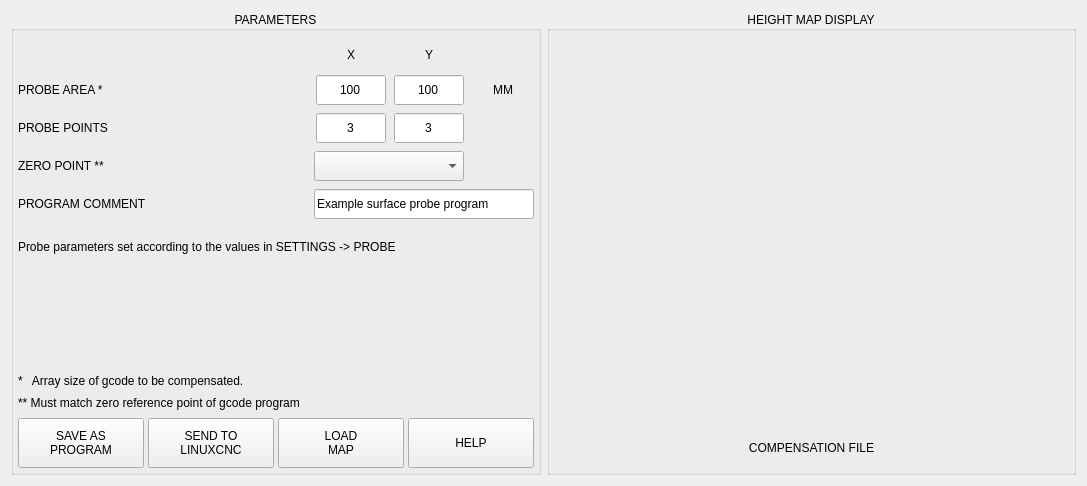
This is lib/zlevel.ui in persei802/QtDragon_hd as Qt 5 draws it before an edit. The edited form follows.
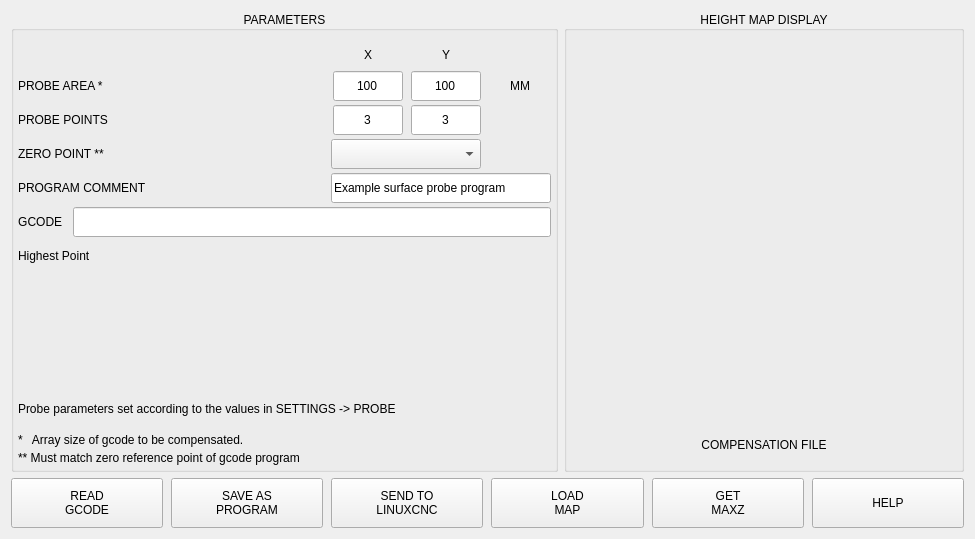
This is the edited form.

Commit message: added button to read travel area in ngc file for zlevel compensation utility

```diff
--- a/lib/zlevel.ui
+++ b/lib/zlevel.ui
@@ -6,8 +6,8 @@
    <rect>
     <x>0</x>
     <y>0</y>
-    <width>1087</width>
-    <height>486</height>
+    <width>975</width>
+    <height>539</height>
    </rect>
   </property>
   <property name="sizePolicy">
@@ -25,12 +25,17 @@
   <property name="windowTitle">
    <string>Form</string>
   </property>
+  <layout class="QVBoxLayout" name="verticalLayout_3">
+   <item>
   <layout class="QHBoxLayout" name="horizontalLayout_3">
+     <property name="spacing">
+      <number>6</number>
+     </property>
    <item>
     <widget class="QGroupBox" name="groupbox_parameters">
      <property name="minimumSize">
       <size>
-       <width>420</width>
+         <width>0</width>
        <height>0</height>
       </size>
      </property>
@@ -48,7 +53,7 @@
      </property>
      <layout class="QVBoxLayout" name="verticalLayout">
       <property name="spacing">
-       <number>8</number>
+         <number>4</number>
       </property>
       <property name="leftMargin">
        <number>4</number>
@@ -454,15 +459,75 @@
        </layout>
       </item>
       <item>
-       <widget class="QLabel" name="lbl_settings">
+         <layout class="QHBoxLayout" name="horizontalLayout_4">
+          <property name="spacing">
+           <number>4</number>
+          </property>
+          <property name="topMargin">
+           <number>0</number>
+          </property>
+          <item>
+           <widget class="QLabel" name="lbl_gcode_program">
         <property name="minimumSize">
          <size>
           <width>0</width>
-          <height>40</height>
-         </size>
-        </property>
+              <height>30</height>
+             </size>
+            </property>
+            <property name="maximumSize">
+             <size>
+              <width>16777215</width>
+              <height>30</height>
+             </size>
+            </property>
         <property name="text">
-         <string>Probe parameters set according to the values in SETTINGS -&gt; PROBE</string>
+             <string>GCODE  </string>
+            </property>
+            <property name="alignment">
+             <set>Qt::AlignCenter</set>
+            </property>
+           </widget>
+          </item>
+          <item>
+           <widget class="QLineEdit" name="lineEdit_gcode_program">
+            <property name="sizePolicy">
+             <sizepolicy hsizetype="Expanding" vsizetype="Preferred">
+              <horstretch>0</horstretch>
+              <verstretch>0</verstretch>
+             </sizepolicy>
+            </property>
+            <property name="minimumSize">
+             <size>
+              <width>0</width>
+              <height>30</height>
+             </size>
+            </property>
+            <property name="maximumSize">
+             <size>
+              <width>16777215</width>
+              <height>30</height>
+             </size>
+            </property>
+           </widget>
+          </item>
+         </layout>
+        </item>
+        <item>
+         <widget class="QLabel" name="lbl_highest">
+          <property name="minimumSize">
+           <size>
+            <width>0</width>
+            <height>30</height>
+           </size>
+          </property>
+          <property name="maximumSize">
+           <size>
+            <width>16777215</width>
+            <height>30</height>
+           </size>
+          </property>
+          <property name="text">
+           <string>Highest Point</string>
         </property>
        </widget>
       </item>
@@ -479,6 +544,19 @@
         </property>
        </spacer>
       </item>
+        <item>
+         <widget class="QLabel" name="lbl_settings">
+          <property name="minimumSize">
+           <size>
+            <width>0</width>
+            <height>40</height>
+           </size>
+          </property>
+          <property name="text">
+           <string>Probe parameters set according to the values in SETTINGS -&gt; PROBE</string>
+          </property>
+         </widget>
+        </item>
       <item>
        <widget class="QLabel" name="lbl_explain_area">
         <property name="text">
@@ -499,11 +577,124 @@
         </property>
        </widget>
       </item>
+       </layout>
+      </widget>
+     </item>
+     <item>
+      <widget class="QGroupBox" name="groupBox_preview">
+       <property name="minimumSize">
+        <size>
+         <width>400</width>
+         <height>0</height>
+        </size>
+       </property>
+       <property name="maximumSize">
+        <size>
+         <width>400</width>
+         <height>16777215</height>
+        </size>
+       </property>
+       <property name="title">
+        <string>HEIGHT MAP DISPLAY</string>
+       </property>
+       <property name="alignment">
+        <set>Qt::AlignCenter</set>
+       </property>
+       <layout class="QVBoxLayout" name="verticalLayout_2" stretch="1,0">
+        <property name="spacing">
+         <number>4</number>
+        </property>
+        <property name="leftMargin">
+         <number>4</number>
+        </property>
+        <property name="topMargin">
+         <number>12</number>
+        </property>
+        <property name="rightMargin">
+         <number>4</number>
+        </property>
+        <property name="bottomMargin">
+         <number>4</number>
+        </property>
+        <item>
+         <widget class="QLabel" name="lbl_height_map">
+          <property name="text">
+           <string/>
+          </property>
+          <property name="alignment">
+           <set>Qt::AlignCenter</set>
+          </property>
+         </widget>
+        </item>
+        <item>
+         <widget class="QLabel" name="lbl_comp_file">
+          <property name="minimumSize">
+           <size>
+            <width>0</width>
+            <height>40</height>
+           </size>
+          </property>
+          <property name="maximumSize">
+           <size>
+            <width>16777215</width>
+            <height>40</height>
+           </size>
+          </property>
+          <property name="text">
+           <string>COMPENSATION FILE</string>
+          </property>
+          <property name="alignment">
+           <set>Qt::AlignCenter</set>
+          </property>
+         </widget>
+        </item>
+       </layout>
+      </widget>
+     </item>
+    </layout>
+   </item>
+   <item>
+    <layout class="QHBoxLayout" name="layout_buttons">
+     <property name="spacing">
+      <number>4</number>
+     </property>
+     <property name="topMargin">
+      <number>0</number>
+     </property>
       <item>
        <layout class="QHBoxLayout" name="horizontalLayout_8">
         <property name="spacing">
-         <number>4</number>
-        </property>
+        <number>8</number>
+       </property>
+       <item>
+        <widget class="QPushButton" name="btn_read_gcode">
+         <property name="sizePolicy">
+          <sizepolicy hsizetype="Preferred" vsizetype="Fixed">
+           <horstretch>0</horstretch>
+           <verstretch>0</verstretch>
+          </sizepolicy>
+         </property>
+         <property name="minimumSize">
+          <size>
+           <width>0</width>
+           <height>50</height>
+          </size>
+         </property>
+         <property name="maximumSize">
+          <size>
+           <width>16777215</width>
+           <height>50</height>
+          </size>
+         </property>
+         <property name="toolTip">
+          <string>Read and parse gcode file to extract probe area</string>
+         </property>
+         <property name="text">
+          <string>READ
+GCODE</string>
+         </property>
+        </widget>
+       </item>
         <item>
          <widget class="QPushButton" name="btn_save_gcode">
           <property name="sizePolicy">
@@ -591,6 +782,35 @@
           </property>
          </widget>
         </item>
+       <item>
+        <widget class="QPushButton" name="btn_get_maxz">
+         <property name="sizePolicy">
+          <sizepolicy hsizetype="Preferred" vsizetype="Preferred">
+           <horstretch>0</horstretch>
+           <verstretch>0</verstretch>
+          </sizepolicy>
+         </property>
+         <property name="minimumSize">
+          <size>
+           <width>0</width>
+           <height>50</height>
+          </size>
+         </property>
+         <property name="maximumSize">
+          <size>
+           <width>16777215</width>
+           <height>50</height>
+          </size>
+         </property>
+         <property name="toolTip">
+          <string>Read and parse probe_points.txt to get highest Z location</string>
+         </property>
+         <property name="text">
+          <string>GET
+MAXZ</string>
+         </property>
+        </widget>
+       </item>
         <item>
          <widget class="QPushButton" name="btn_help">
           <property name="sizePolicy">
@@ -619,72 +839,6 @@
        </layout>
       </item>
      </layout>
-    </widget>
-   </item>
-   <item>
-    <widget class="QGroupBox" name="groupBox_preview">
-     <property name="minimumSize">
-      <size>
-       <width>380</width>
-       <height>0</height>
-      </size>
-     </property>
-     <property name="title">
-      <string>HEIGHT MAP DISPLAY</string>
-     </property>
-     <property name="alignment">
-      <set>Qt::AlignCenter</set>
-     </property>
-     <layout class="QVBoxLayout" name="verticalLayout_2" stretch="1,0">
-      <property name="spacing">
-       <number>4</number>
-      </property>
-      <property name="leftMargin">
-       <number>4</number>
-      </property>
-      <property name="topMargin">
-       <number>12</number>
-      </property>
-      <property name="rightMargin">
-       <number>4</number>
-      </property>
-      <property name="bottomMargin">
-       <number>4</number>
-      </property>
-      <item>
-       <widget class="QLabel" name="lbl_height_map">
-        <property name="text">
-         <string/>
-        </property>
-        <property name="alignment">
-         <set>Qt::AlignCenter</set>
-        </property>
-       </widget>
-      </item>
-      <item>
-       <widget class="QLabel" name="lbl_comp_file">
-        <property name="minimumSize">
-         <size>
-          <width>0</width>
-          <height>40</height>
-         </size>
-        </property>
-        <property name="maximumSize">
-         <size>
-          <width>16777215</width>
-          <height>40</height>
-         </size>
-        </property>
-        <property name="text">
-         <string>COMPENSATION FILE</string>
-        </property>
-        <property name="alignment">
-         <set>Qt::AlignCenter</set>
-        </property>
-       </widget>
-      </item>
-     </layout>
-    </widget>
    </item>
   </layout>
  </widget>
```
Left out of the diff: 2 changed lines with no effect on the pictures. Lines whose indentation alone changed are shown as unchanged. The commit also changes 6 other files.
